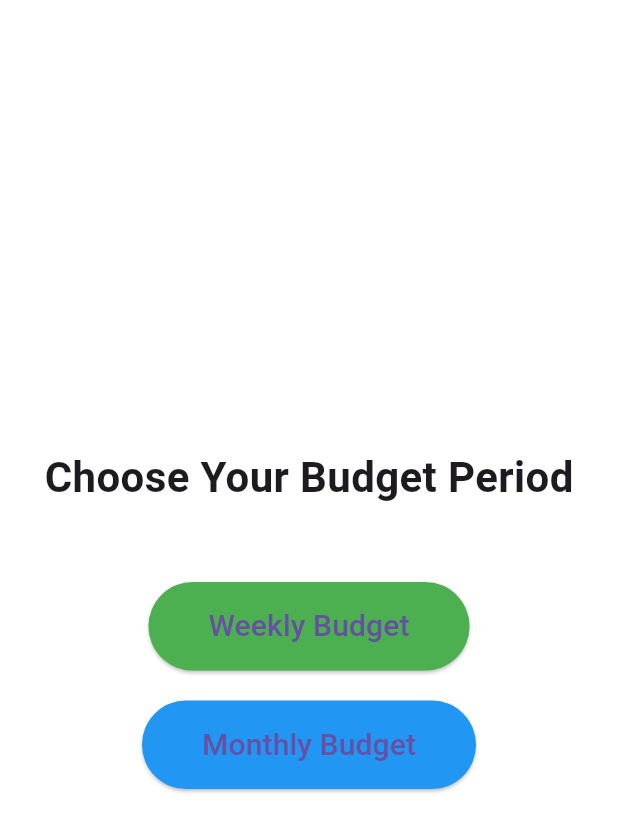
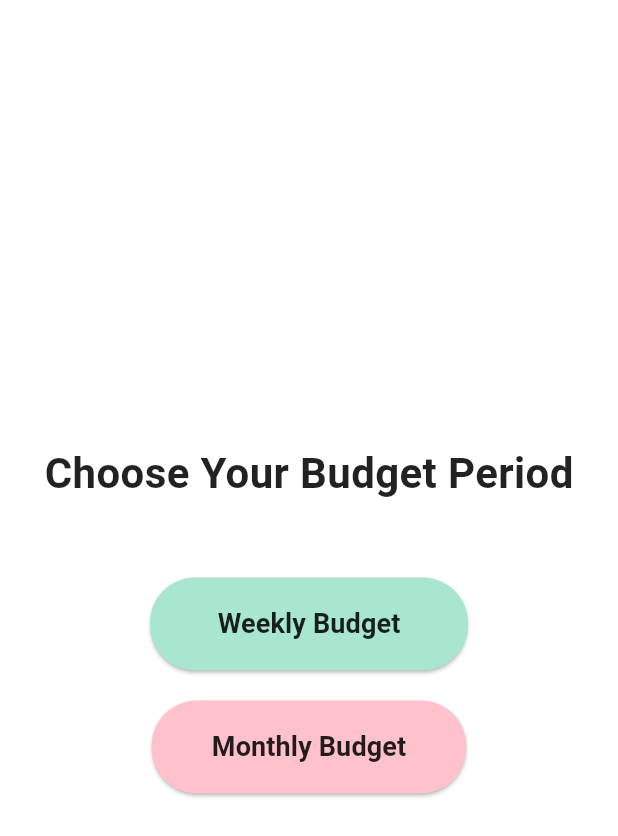
Before and after one commit to Thanusrisabarirajan/SMART_SPEND_APP, a Flutter app: the PeriodSelectionScreen screen opened directly, on a phone screen of 412 x 824 dp. Shown: the top 836 px of the screen. Run offline on Flutter 3.47's test engine with Material 3 defaults, Android fonts, the phone set to English and light mode, and no system bars.

Commit message:
Updated period selection UI with pastel colors

```diff
--- a/lib/period_selection_screen.dart
+++ b/lib/period_selection_screen.dart
@@ -7,6 +7,7 @@ class PeriodSelectionScreen extends StatelessWidget {
   Widget build(BuildContext context) {
     return Scaffold(
       backgroundColor: Colors.white,
+
       body: Center(
         child: Column(
           mainAxisAlignment: MainAxisAlignment.center,
@@ -17,40 +18,67 @@ class PeriodSelectionScreen extends StatelessWidget {
               style: TextStyle(
                 fontSize: 28,
                 fontWeight: FontWeight.bold,
+                color: Colors.black87,
               ),
             ),
 
             const SizedBox(height: 50),
 
+            // Weekly Button
             ElevatedButton(
               onPressed: () {
                 print("Weekly Selected");
               },
+
               style: ElevatedButton.styleFrom(
-                backgroundColor: Colors.green,
+                backgroundColor: const Color(0xFFA8E6CF), // pastel green
                 padding: const EdgeInsets.symmetric(
-                    horizontal: 40, vertical: 15),
+                  horizontal: 45,
+                  vertical: 18,
+                ),
+
+                shape: RoundedRectangleBorder(
+                  borderRadius: BorderRadius.circular(30),
+                ),
               ),
+
               child: const Text(
                 "Weekly Budget",
-                style: TextStyle(fontSize: 20),
+                style: TextStyle(
+                  fontSize: 18,
+                  fontWeight: FontWeight.bold,
+                  color: Colors.black87,
+                ),
               ),
             ),
 
             const SizedBox(height: 20),
 
+            // Monthly Button
             ElevatedButton(
               onPressed: () {
                 print("Monthly Selected");
               },
+
               style: ElevatedButton.styleFrom(
-                backgroundColor: Colors.blue,
+                backgroundColor: const Color(0xFFFFC1CC), // pastel pink
                 padding: const EdgeInsets.symmetric(
-                    horizontal: 40, vertical: 15),
+                  horizontal: 40,
+                  vertical: 18,
+                ),
+
+                shape: RoundedRectangleBorder(
+                  borderRadius: BorderRadius.circular(30),
+                ),
               ),
+
               child: const Text(
                 "Monthly Budget",
-                style: TextStyle(fontSize: 20),
+                style: TextStyle(
+                  fontSize: 18,
+                  fontWeight: FontWeight.bold,
+                  color: Colors.black87,
+                ),
               ),
             ),
 
```
